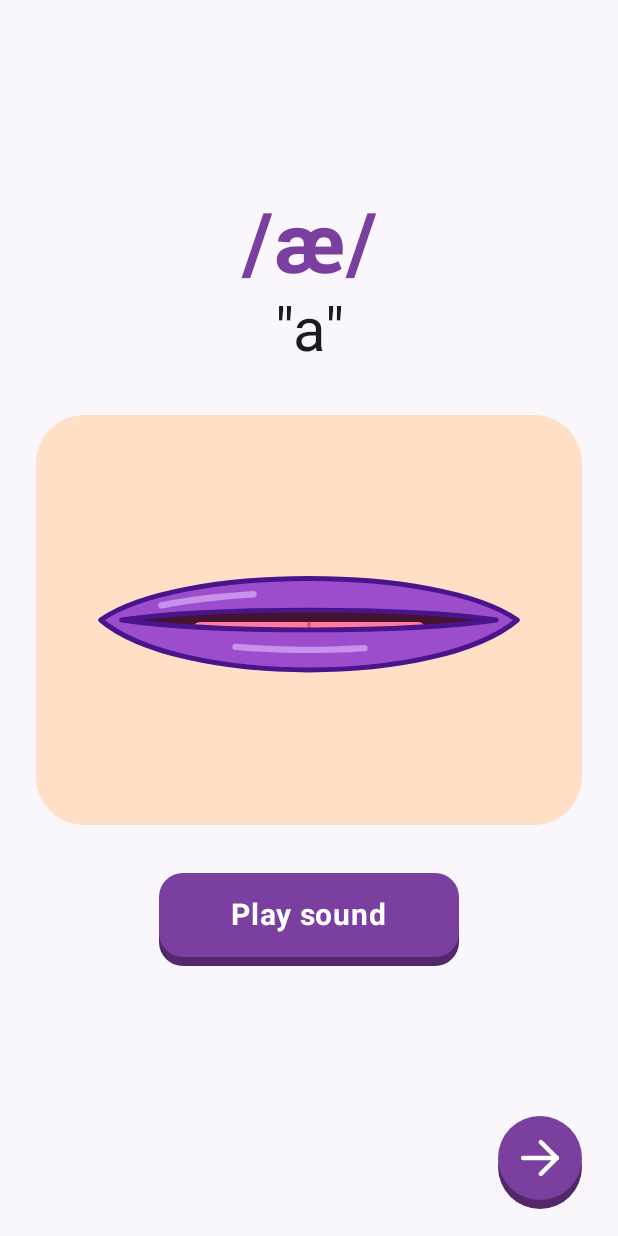
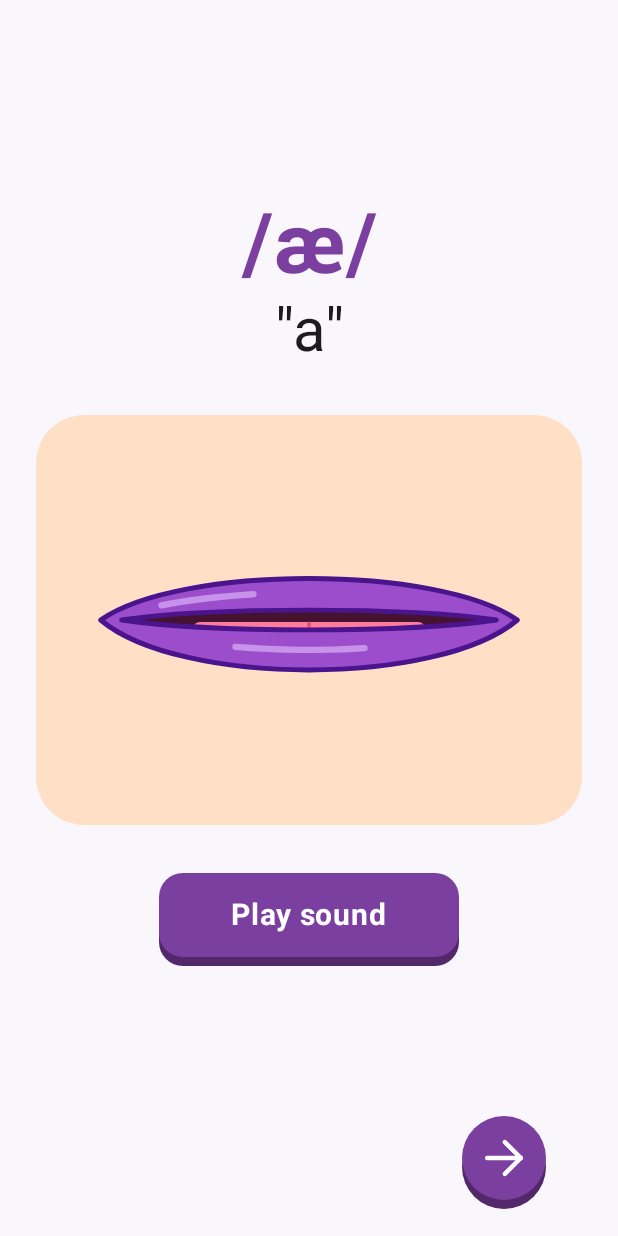
Before and after one commit to elimu-ai/visemes, an Android app built with Jetpack Compose: the @Preview function NextSoundPreview, on a phone screen of 412 x 824 dp. Run offline under Robolectric (Android 15) with nearby library versions, the phone set to English and light mode, and no system bars.

Commit message:
style: double the horizontal padding of the Next button
Co-Authored-By: Claude Sonnet 5.5 <noreply@anthropic.com>
Claude-Session: https://claude.ai/code/session_01ULue3GhCrpEwyksADE8AWo

```diff
--- a/app/src/main/java/ai/elimu/visemes/ui/LetterSoundVisemeScreen.kt
+++ b/app/src/main/java/ai/elimu/visemes/ui/LetterSoundVisemeScreen.kt
@@ -138,7 +138,7 @@ fun LetterSoundVisemeScreen(
                 modifier = Modifier
                     .align(Alignment.BottomEnd)
                     .safeDrawingPadding()
-                    .padding(24.dp)
+                    .padding(horizontal = 48.dp, vertical = 24.dp)
             ) {
                 NextSoundButton(onClick = onNextSound)
             }
```
